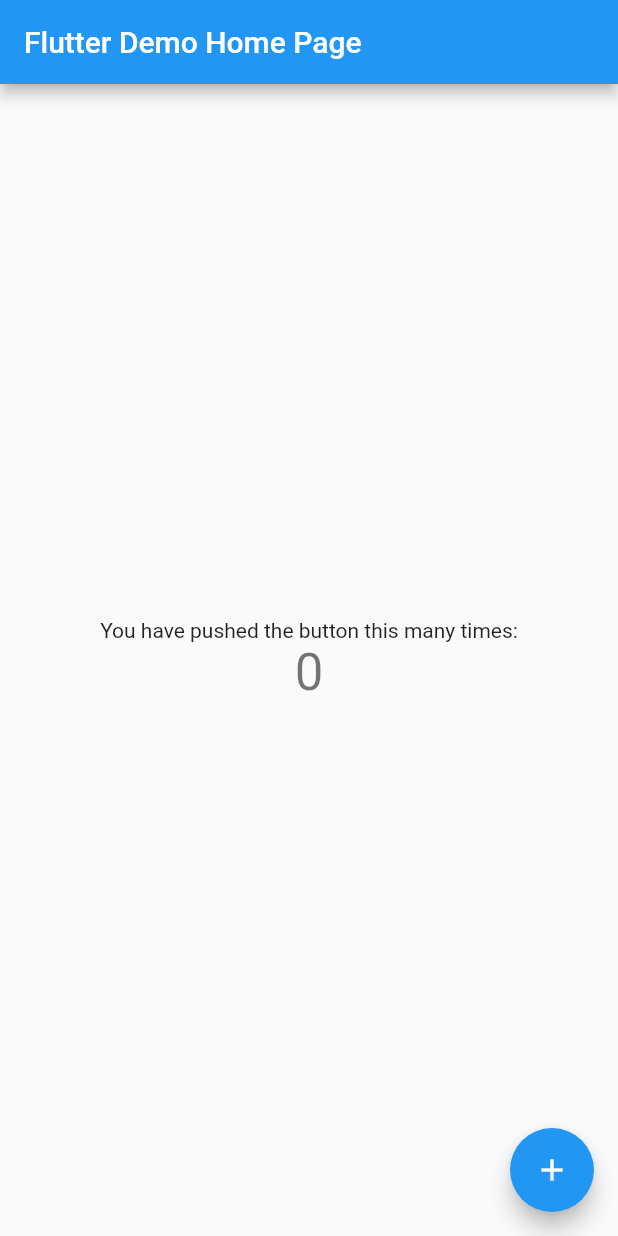
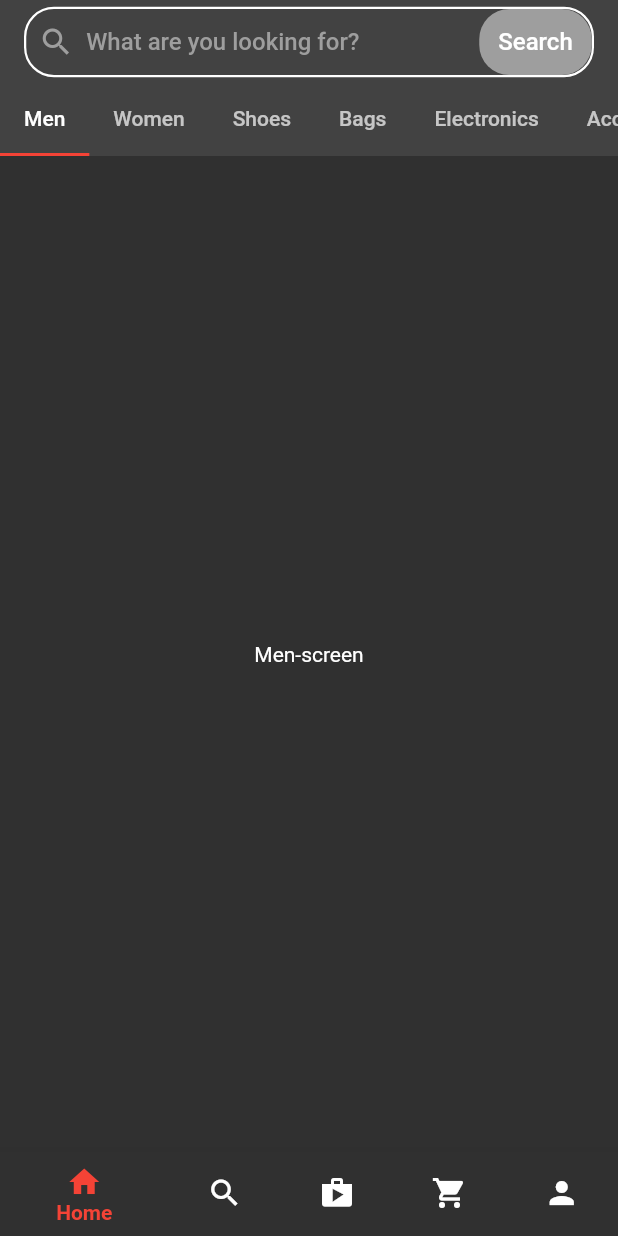
Before and after one commit to iorioluca97/ecommerce-app, a Flutter app: the screen it shows after launch, on a phone screen of 412 x 824 dp. Run offline on Flutter 3.47's test engine with Material 2 defaults, Android fonts, the phone set to English and light mode, and no system bars.

Commit message:
aggiunti screen, refactoring del search bar

```diff
--- a/lib/main.dart
+++ b/lib/main.dart
@@ -1,3 +1,4 @@
+import 'package:ecommerce_app/main_screens/customerHomeScreen.dart';
 import 'package:flutter/material.dart';
 
 void main() {
@@ -5,111 +6,12 @@ void main() {
 }
 
 class MyApp extends StatelessWidget {
-  const MyApp({Key? key}) : super(key: key);
-
-  // This widget is the root of your application.
+  const MyApp({super.key});
   @override
   Widget build(BuildContext context) {
     return MaterialApp(
-      title: 'Flutter Demo',
-      theme: ThemeData(
-        // This is the theme of your application.
-        //
-        // Try running your application with "flutter run". You'll see the
-        // application has a blue toolbar. Then, without quitting the app, try
-        // changing the primarySwatch below to Colors.green and then invoke
-        // "hot reload" (press "r" in the console where you ran "flutter run",
-        // or simply save your changes to "hot reload" in a Flutter IDE).
-        // Notice that the counter didn't reset back to zero; the application
-        // is not restarted.
-        primarySwatch: Colors.blue,
-      ),
-      home: const MyHomePage(title: 'Flutter Demo Home Page'),
+      theme: ThemeData.dark(),
+      home: const CustomerHomeScreen(),
     );
   }
 }
-
-class MyHomePage extends StatefulWidget {
-  const MyHomePage({Key? key, required this.title}) : super(key: key);
-
-  // This widget is the home page of your application. It is stateful, meaning
-  // that it has a State object (defined below) that contains fields that affect
-  // how it looks.
-
-  // This class is the configuration for the state. It holds the values (in this
-  // case the title) provided by the parent (in this case the App widget) and
-  // used by the build method of the State. Fields in a Widget subclass are
-  // always marked "final".
-
-  final String title;
-
-  @override
-  State<MyHomePage> createState() => _MyHomePageState();
-}
-
-class _MyHomePageState extends State<MyHomePage> {
-  int _counter = 0;
-
-  void _incrementCounter() {
-    setState(() {
-      // This call to setState tells the Flutter framework that something has
-      // changed in this State, which causes it to rerun the build method below
-      // so that the display can reflect the updated values. If we changed
-      // _counter without calling setState(), then the build method would not be
-      // called again, and so nothing would appear to happen.
-      _counter++;
-    });
-  }
-
-  @override
-  Widget build(BuildContext context) {
-    // This method is rerun every time setState is called, for instance as done
-    // by the _incrementCounter method above.
-    //
-    // The Flutter framework has been optimized to make rerunning build methods
-    // fast, so that you can just rebuild anything that needs updating rather
-    // than having to individually change instances of widgets.
-    return Scaffold(
-      appBar: AppBar(
-        // Here we take the value from the MyHomePage object that was created by
-        // the App.build method, and use it to set our appbar title.
-        title: Text(widget.title),
-      ),
-      body: Center(
-        // Center is a layout widget. It takes a single child and positions it
-        // in the middle of the parent.
-        child: Column(
-          // Column is also a layout widget. It takes a list of children and
-          // arranges them vertically. By default, it sizes itself to fit its
-          // children horizontally, and tries to be as tall as its parent.
-          //
-          // Invoke "debug painting" (press "p" in the console, choose the
-          // "Toggle Debug Paint" action from the Flutter Inspector in Android
-          // Studio, or the "Toggle Debug Paint" command in Visual Studio Code)
-          // to see the wireframe for each widget.
-          //
-          // Column has various properties to control how it sizes itself and
-          // how it positions its children. Here we use mainAxisAlignment to
-          // center the children vertically; the main axis here is the vertical
-          // axis because Columns are vertical (the cross axis would be
-          // horizontal).
-          mainAxisAlignment: MainAxisAlignment.center,
-          children: <Widget>[
-            const Text(
-              'You have pushed the button this many times:',
-            ),
-            Text(
-              '$_counter',
-              style: Theme.of(context).textTheme.headline4,
-            ),
-          ],
-        ),
-      ),
-      floatingActionButton: FloatingActionButton(
-        onPressed: _incrementCounter,
-        tooltip: 'Increment',
-        child: const Icon(Icons.add),
-      ), // This trailing comma makes auto-formatting nicer for build methods.
-    );
-  }
-}
--- /dev/null
+++ b/lib/main_screens/categoryScreen.dart
@@ -0,0 +1,21 @@
+import 'package:ecommerce_app/widgets/fakeSearch.dart';
+import 'package:flutter/material.dart';
+
+class CategoryScreen extends StatefulWidget {
+  const CategoryScreen({Key? key}) : super(key: key);
+
+  @override
+  State<CategoryScreen> createState() => _CategoryScreenState();
+}
+
+class _CategoryScreenState extends State<CategoryScreen> {
+  @override
+  Widget build(BuildContext context) {
+    return Scaffold(
+      appBar: AppBar(
+        elevation: 0,
+        title: const FakeSearch(),
+      ),
+    );
+  }
+}
--- /dev/null
+++ b/lib/main_screens/customerHomeScreen.dart
@@ -0,0 +1,62 @@
+import 'package:ecommerce_app/main_screens/CategoryScreen.dart';
+import 'package:ecommerce_app/main_screens/home.dart';
+import 'package:flutter/material.dart';
+
+class CustomerHomeScreen extends StatefulWidget {
+  const CustomerHomeScreen({super.key});
+
+  @override
+  State<CustomerHomeScreen> createState() => _CustomerHomeScreenState();
+}
+
+class _CustomerHomeScreenState extends State<CustomerHomeScreen> {
+  int _selectedIndex = 0;
+  final List<Widget> _tabs = const [
+    HomeScreen(),
+    CategoryScreen(),
+    Center(child: Text("stores-screen")),
+    Center(child: Text("cart-screen")),
+    Center(child: Text("user-screen"))
+  ];
+  @override
+  Widget build(BuildContext context) {
+    return Scaffold(
+      body: _tabs[_selectedIndex],
+      bottomNavigationBar: BottomNavigationBar(
+        elevation: 8.0,
+        type: BottomNavigationBarType.shifting,
+        selectedLabelStyle: const TextStyle(fontWeight: FontWeight.w600),
+        selectedItemColor: Colors.red,
+        unselectedItemColor: Colors.white,
+        currentIndex: _selectedIndex,
+        items: const [
+          BottomNavigationBarItem(
+            icon: Icon(Icons.home),
+            label: "Home",
+          ),
+          BottomNavigationBarItem(
+            icon: Icon(Icons.search),
+            label: "Category",
+          ),
+          BottomNavigationBarItem(
+            icon: Icon(Icons.shop),
+            label: "Stores",
+          ),
+          BottomNavigationBarItem(
+            icon: Icon(Icons.shopping_cart),
+            label: "Cart",
+          ),
+          BottomNavigationBarItem(
+            icon: Icon(Icons.person),
+            label: "Profile",
+          ),
+        ],
+        onTap: (index) {
+          setState(() {
+            _selectedIndex = index;
+          });
+        },
+      ),
+    );
+  }
+}
--- /dev/null
+++ b/lib/main_screens/home.dart
@@ -0,0 +1,63 @@
+import 'package:ecommerce_app/widgets/fakeSearch.dart';
+import 'package:flutter/material.dart';
+
+class HomeScreen extends StatefulWidget {
+  const HomeScreen({Key? key}) : super(key: key);
+
+  @override
+  State<HomeScreen> createState() => _HomeScreenState();
+}
+
+class _HomeScreenState extends State<HomeScreen> {
+  @override
+  Widget build(BuildContext context) {
+    return DefaultTabController(
+      length: 9,
+      child: Scaffold(
+        appBar: AppBar(
+          elevation: 0,
+          //backgroundColor: Colors.white,
+          title: const FakeSearch(),
+          bottom: const TabBar(
+              isScrollable: true,
+              indicatorColor: Colors.red,
+              tabs: [
+                RepeatTab(description: "Men"),
+                RepeatTab(description: "Women"),
+                RepeatTab(description: "Shoes"),
+                RepeatTab(description: "Bags"),
+                RepeatTab(description: "Electronics"),
+                RepeatTab(description: "Accessories"),
+                RepeatTab(description: "Home & Garden"),
+                RepeatTab(description: "Kids"),
+                RepeatTab(description: "Beauty"),
+              ]),
+        ),
+        body: const TabBarView(children: [
+          Center(child: Text("Men-screen")),
+          Center(child: Text("Women-screen")),
+          Center(child: Text("Shoes-screen")),
+          Center(child: Text("Bags-screen")),
+          Center(child: Text("Electronics-screen")),
+          Center(child: Text("Accessories-screen")),
+          Center(child: Text("Home & Garden-screen")),
+          Center(child: Text("Kids-screen")),
+          Center(child: Text("Beauty-screen")),
+        ]),
+      ),
+    );
+  }
+}
+
+class RepeatTab extends StatelessWidget {
+  const RepeatTab({super.key, required this.description});
+
+  final String description;
+
+  @override
+  Widget build(BuildContext context) {
+    return Tab(
+      child: Text(description),
+    );
+  }
+}
--- /dev/null
+++ b/lib/minor_screens/searchScreen.dart
@@ -0,0 +1,25 @@
+import 'package:flutter/cupertino.dart';
+import 'package:flutter/material.dart';
+import 'package:flutter/src/foundation/key.dart';
+import 'package:flutter/src/widgets/framework.dart';
+
+class SearchScreen extends StatelessWidget {
+  const SearchScreen({Key? key}) : super(key: key);
+
+  @override
+  Widget build(BuildContext context) {
+    return Scaffold(
+      appBar: AppBar(
+        title: const CupertinoSearchTextField(),
+        leading: IconButton(
+            onPressed: () {
+              Navigator.pop(context);
+            },
+            icon: const Icon(
+              Icons.arrow_back_ios_new,
+              color: Colors.white,
+            )),
+      ),
+    );
+  }
+}
--- /dev/null
+++ b/lib/widgets/fakeSearch.dart
@@ -0,0 +1,50 @@
+import 'package:ecommerce_app/minor_screens/SearchScreen.dart';
+import 'package:flutter/material.dart';
+
+class FakeSearch extends StatelessWidget {
+  const FakeSearch({
+    Key? key,
+  }) : super(key: key);
+
+  @override
+  Widget build(BuildContext context) {
+    return InkWell(
+      onTap: () => {
+        Navigator.push(context,
+            MaterialPageRoute(builder: (context) => const SearchScreen()))
+      },
+      child: Container(
+        decoration: BoxDecoration(
+            borderRadius: BorderRadius.circular(20),
+            border: Border.all(color: Colors.white, width: 1.5)),
+        child: Row(
+          mainAxisAlignment: MainAxisAlignment.spaceBetween,
+          children: [
+            Row(
+              children: const [
+                Padding(
+                  padding: EdgeInsets.all(8.0),
+                  child: Icon(Icons.search, color: Colors.grey),
+                ),
+                Text(
+                  "What are you looking for?",
+                  style: TextStyle(fontSize: 16, color: Colors.grey),
+                ),
+              ],
+            ),
+            Container(
+                height: 44,
+                width: 75,
+                decoration: BoxDecoration(
+                  color: Colors.grey,
+                  borderRadius: BorderRadius.circular(20),
+                ),
+                child: const Center(
+                    child: Text("Search",
+                        style: TextStyle(fontSize: 16, color: Colors.white))))
+          ],
+        ),
+      ),
+    );
+  }
+}
```
Also changed, not shown: 1 other file.
